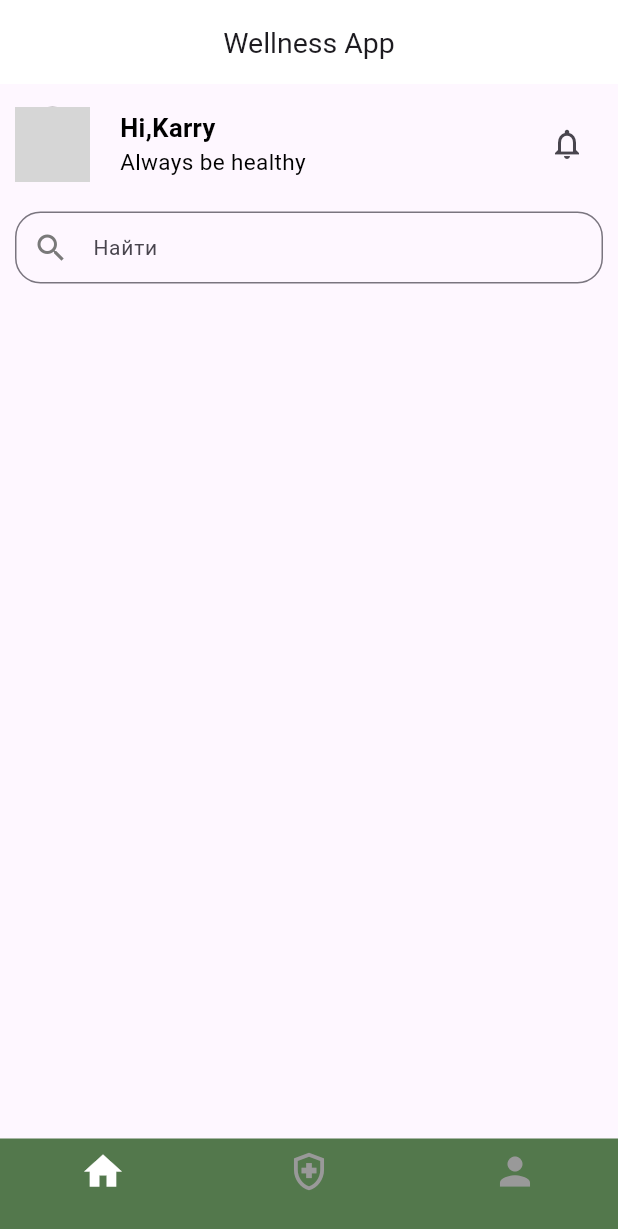
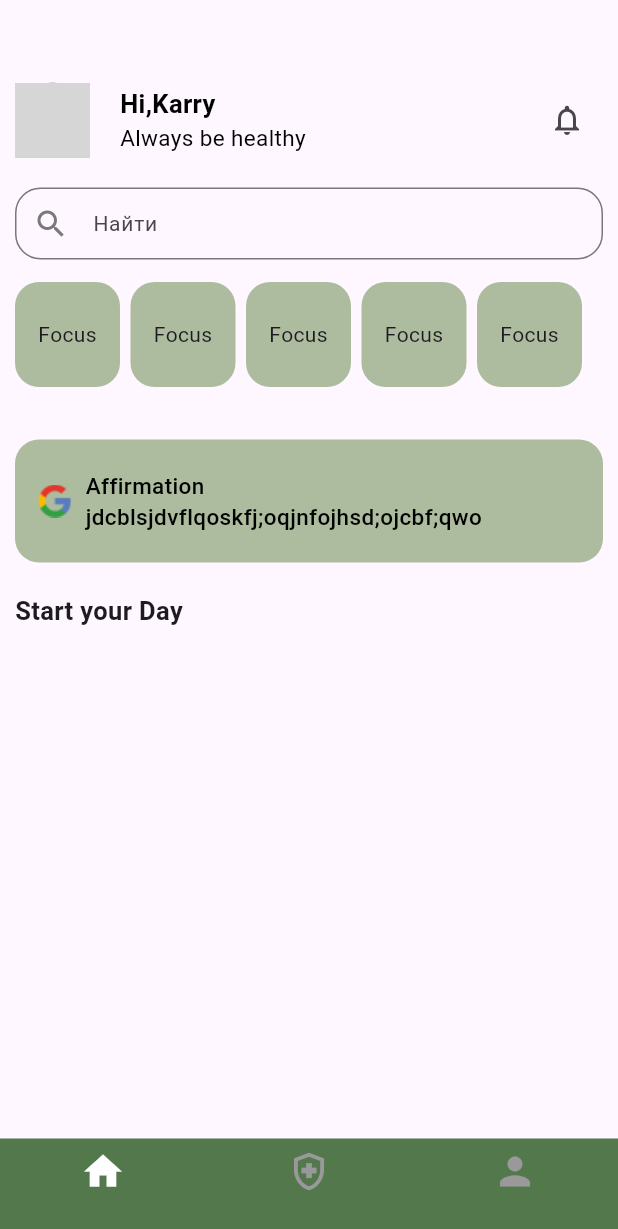
Before and after one commit to eminowam/wellness_mobile, a Flutter app: the screen it shows after launch, after a tap on "Войти", on a phone screen of 412 x 824 dp. Shown: the top 1229 px of the screen. Run offline on Flutter 3.47's test engine with Material 3 defaults, Android fonts, the phone set to English and light mode, and no system bars; our stand-ins replace shared_preferences; missing offline and left inert: flutter_verification_code; network calls fail; grey boxes are pictures that could not be loaded.

Commit message:
some changes

```diff
--- a/lib/pages/main_screen/main_screen.dart
+++ b/lib/pages/main_screen/main_screen.dart
@@ -12,18 +12,13 @@ class _HomePageState extends State<HomePage> {
   @override
   Widget build(BuildContext context) {
     return Scaffold(
-      appBar: AppBar(
-        elevation: 0,
-        backgroundColor: Colors.white,
-        leading: const Icon(Icons.arrow_back_ios_new,color: Colors.white,),
-        title: const Text('Wellness App',style: TextStyle(fontSize: 19),),
-        centerTitle: true,
-      ),
-        body: SingleChildScrollView(
-      child: Padding(
-        padding: const EdgeInsets.symmetric(horizontal: 10, vertical: 15),
+        body: Padding(
+      padding: const EdgeInsets.symmetric(horizontal: 10, vertical: 25),
+      child: SingleChildScrollView(
         child: Column(
+          crossAxisAlignment: CrossAxisAlignment.start,
           children: [
+            SizedBox(height: 30),
             Row(
               mainAxisAlignment: MainAxisAlignment.spaceBetween,
               children: [
@@ -64,12 +59,102 @@ class _HomePageState extends State<HomePage> {
                     icon: const Icon(Icons.notifications_none_outlined))
               ],
             ),
-            SizedBox(height: 20,),
-            CustomSearchField()
+            SizedBox(
+              height: 20,
+            ),
+            CustomSearchField(),
+            SizedBox(
+              height: 15,
+            ),
+            const SingleChildScrollView(
+              scrollDirection: Axis.horizontal,
+              child: Row(
+                children: [
+                  CustomMainContainer(title: 'Focus'),
+                  SizedBox(
+                    width: 7,
+                  ),
+                  CustomMainContainer(title: 'Focus'),
+                  SizedBox(
+                    width: 7,
+                  ),
+                  CustomMainContainer(title: 'Focus'),
+                  SizedBox(
+                    width: 7,
+                  ),
+                  CustomMainContainer(title: 'Focus'),
+                  SizedBox(
+                    width: 7,
+                  ),
+                  CustomMainContainer(title: 'Focus'),
+                ],
+              ),
+            ),
+            SizedBox(height: 35),
+            Container(
+              padding: EdgeInsets.symmetric(horizontal: 15, vertical: 20),
+              width: double.infinity,
+              decoration: BoxDecoration(
+                borderRadius: BorderRadius.circular(16),
+                color: Color(0xffADBC9F),
+              ),
+              child: Row(
+                children: [
+                  Image.asset('assets/icons/google.png'),
+                  SizedBox(width: 9),
+                  Column(
+                    crossAxisAlignment: CrossAxisAlignment.start,
+                    children: [
+                      Text(
+                        'Affirmation',
+                        style: TextStyle(
+                            fontSize: 15,
+                            fontWeight: FontWeight.w500,
+                            color: Colors.black),
+                      ),
+                      Text(
+                        'jdcblsjdvflqoskfj;oqjnfojhsd;ojcbf;qwo',
+                        style: TextStyle(
+                            fontSize: 15,
+                            fontWeight: FontWeight.w500,
+                            color: Colors.black),
+                      )
+                    ],
+                  )
+                ],
+              ),
+            ),
+            SizedBox(
+              height: 20,
+            ),
+            Text(
+              'Start your Day',
+              style: TextStyle(fontWeight: FontWeight.w600, fontSize: 17),
 
+            )
           ],
         ),
       ),
     ));
   }
 }
+
+class CustomMainContainer extends StatelessWidget {
+  final String title;
+
+  const CustomMainContainer({super.key, required this.title});
+
+  @override
+  Widget build(BuildContext context) {
+    return Container(
+      height: 70,
+      width: 70,
+      decoration: BoxDecoration(
+          borderRadius: BorderRadius.circular(16), color: Color(0xffADBC9F)),
+      child: Center(
+          child: Text(
+        title,
+      )),
+    );
+  }
+}
```
Also changed, not shown: lib/pages/profile/profile_screen.dart (+51 -11 lines), pubspec.lock.
